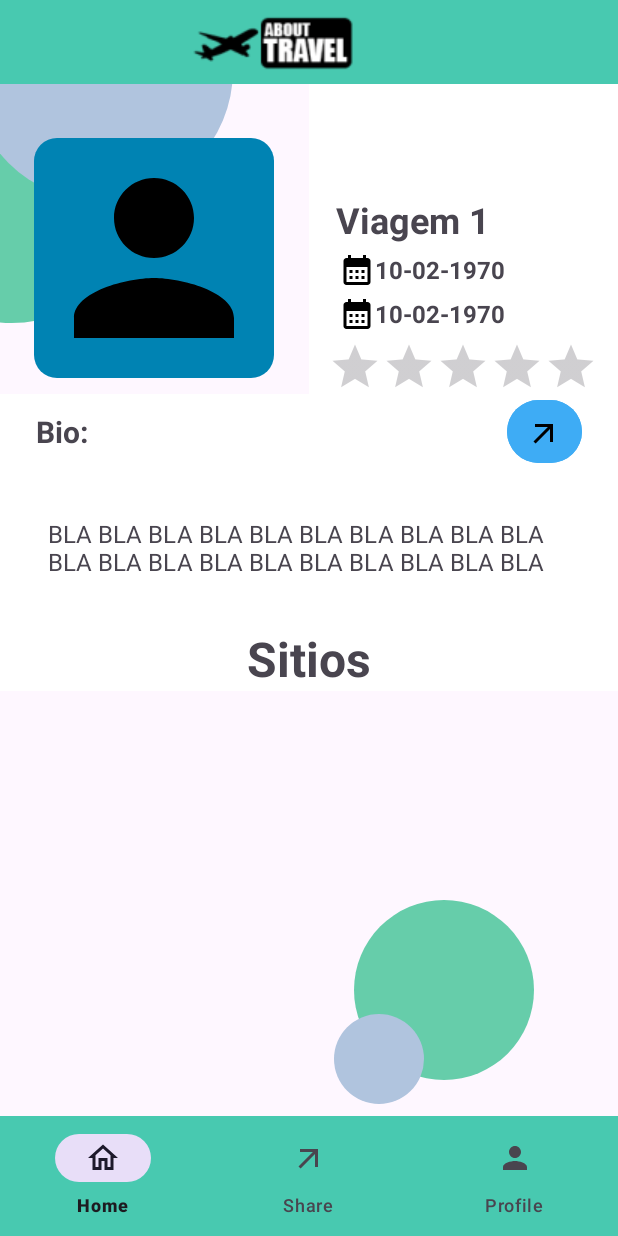
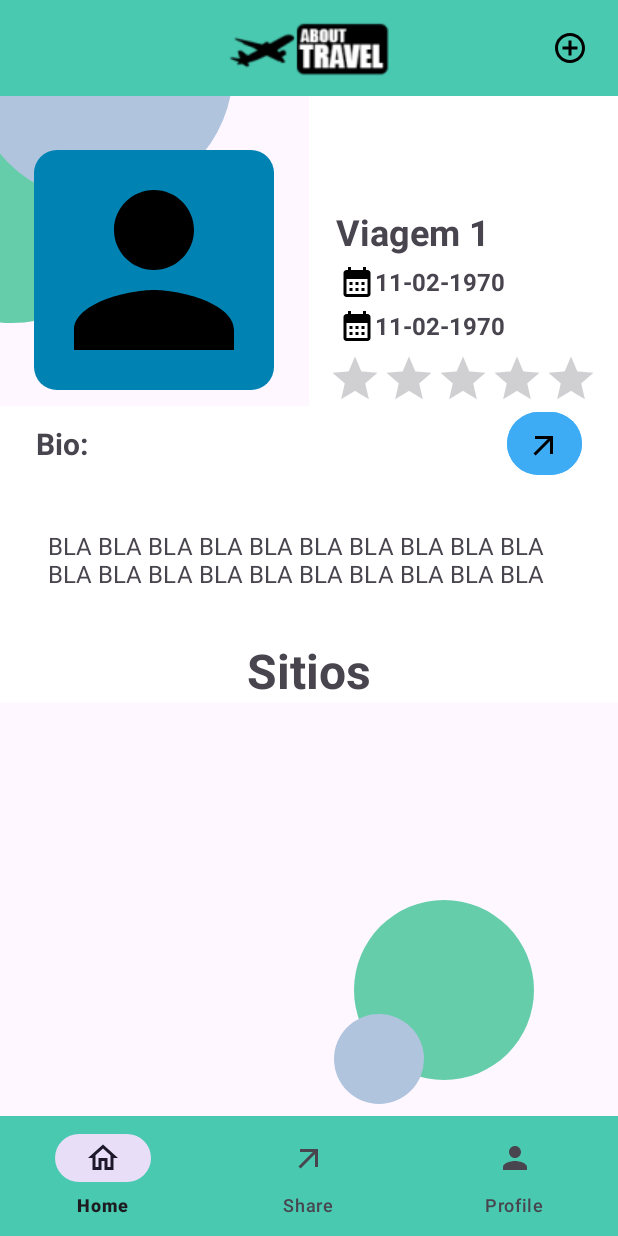
Before and after one commit to Fonntes/AboutTravel, an Android app: the fragment ViewTravelFragment placed in its activity, on a phone screen of 412 x 824 dp. Run offline under Robolectric (Android 15) with nearby library versions, the phone set to English and light mode, and no system bars; our stand-ins replace Picasso, Room's generated code; pictures from the network do not load; 4 statements that could not run were skipped.

```diff
--- a/app/build.gradle.kts
+++ b/app/build.gradle.kts
@@ -104,7 +104,7 @@ dependencies {
     implementation ("androidx.navigation:navigation-ui-ktx:2.3.5")
 
 
-
+    implementation ("androidx.lifecycle:lifecycle-viewmodel-ktx:2.4.0")
     implementation ("com.squareup.picasso:picasso:2.71828")
 
 
--- a/app/src/main/java/com/example/abouttravel/data/dao/LocationDao.kt
+++ b/app/src/main/java/com/example/abouttravel/data/dao/LocationDao.kt
@@ -12,7 +12,7 @@ import com.example.abouttravel.data.entities.Local
 interface LocationDao {
 
     @Insert
-    suspend fun insertLocation(local: Local): Long
+    suspend fun insertLocation(local: Local)
 
     @Query("SELECT * FROM locations")
     fun getAllLocations(): LiveData<List<Local>>
@@ -27,5 +27,5 @@ interface LocationDao {
     suspend fun deleteLocation(local: Local)
 
     @Query("SELECT * FROM locations WHERE trip_id = :tripId")
-    fun getLocationsForTrip(tripId: Int): List<Local>
+    fun getLocationsForTrip(tripId: Int): LiveData<List<Local>>
 }
--- a/app/src/main/java/com/example/abouttravel/data/db/AboutTravelDataBase.kt
+++ b/app/src/main/java/com/example/abouttravel/data/db/AboutTravelDataBase.kt
@@ -5,6 +5,7 @@ import androidx.room.Database
 import androidx.room.Room
 import androidx.room.RoomDatabase
 import androidx.room.TypeConverters
+import com.example.abouttravel.data.converters.Converters
 import com.example.abouttravel.data.dao.LocalTypeDao
 import com.example.abouttravel.data.dao.LocationDao
 import com.example.abouttravel.data.dao.MediaDao
@@ -22,8 +23,8 @@ import com.example.abouttravel.data.entities.UserLocalRatings
 import com.example.abouttravel.data.entities.UserTripRatings
 import com.example.abouttravel.data.entities.UserTripShared
 
-@Database(entities = [Trip::class, Local::class, LocalType::class, Media::class ,Session::class, UserTripShared::class, UserTripRatings::class, UserLocalRatings::class ], version = 4)
-@TypeConverters(Converters::class)
+@Database(entities = [Trip::class, Local::class, LocalType::class, Media::class, Session::class, UserTripShared::class, UserTripRatings::class, UserLocalRatings::class], version = 5)
+@TypeConverters(Converters::class) // Registrar o TypeConverter aqui
 abstract class AboutTravelDataBase : RoomDatabase() {
     abstract fun tripDao(): TripDao
     abstract fun locationDao(): LocationDao
--- a/app/src/main/java/com/example/abouttravel/data/repository/LocalTypeRepository.kt
+++ b/app/src/main/java/com/example/abouttravel/data/repository/LocalTypeRepository.kt
@@ -8,8 +8,8 @@ class LocalTypeRepository( private val localTypeDao: LocalTypeDao) {
 
     val allLocalTypes: LiveData<List<LocalType>> = localTypeDao.getAllLocalTypes()
 
-    suspend fun insert(localType: LocalType) {
-        localTypeDao.insertLocalType(localType)
+    suspend fun insert(localType: LocalType): Long {
+        return localTypeDao.insertLocalType(localType)
     }
 
     suspend fun update(localType: LocalType) {
--- a/app/src/main/java/com/example/abouttravel/data/repository/LocationRepository.kt
+++ b/app/src/main/java/com/example/abouttravel/data/repository/LocationRepository.kt
@@ -20,7 +20,7 @@ class LocationRepository(private val locationDao: LocationDao) {
         locationDao.deleteLocation(local)
     }
 
-    fun getLocationsForTrip(tripId: Int): List<Local> {
+    fun getLocationsForTrip(tripId: Int): LiveData<List<Local>> {
         return locationDao.getLocationsForTrip(tripId)
     }
 }
--- a/app/src/main/java/com/example/abouttravel/data/service/LocalTypeService.kt
+++ b/app/src/main/java/com/example/abouttravel/data/service/LocalTypeService.kt
@@ -7,8 +7,8 @@ class LocalTypeService(private val localTypeRepository: LocalTypeRepository) {
 
     val allLocalTypes = localTypeRepository.allLocalTypes
 
-    suspend fun insert(localType: LocalType) {
-        localTypeRepository.insert(localType)
+    suspend fun insert(localType: LocalType): Long {
+        return localTypeRepository.insert(localType)
     }
 
     suspend fun update(localType: LocalType) {
--- a/app/src/main/java/com/example/abouttravel/data/service/LocationService.kt
+++ b/app/src/main/java/com/example/abouttravel/data/service/LocationService.kt
@@ -1,5 +1,6 @@
 package com.example.abouttravel.data.service
 
+import androidx.lifecycle.LiveData
 import com.example.abouttravel.data.entities.Local
 import com.example.abouttravel.data.repository.LocationRepository
 
@@ -19,7 +20,7 @@ class LocationService(private val locationRepository: LocationRepository) {
         locationRepository.delete(local)
     }
 
-    fun getLocationsForTrip(tripId: Int): List<Local> {
+    fun getLocationsForTrip(tripId: Int): LiveData<List<Local>> {
         return locationRepository.getLocationsForTrip(tripId)
     }
 }
--- a/app/src/main/java/com/example/abouttravel/data/vm/LocalTypeViewModel.kt
+++ b/app/src/main/java/com/example/abouttravel/data/vm/LocalTypeViewModel.kt
@@ -22,8 +22,8 @@ class LocalTypeViewModel(application: Application) : AndroidViewModel(applicatio
         allLocalTypes = localTypeService.allLocalTypes
     }
 
-    fun insert(localType: LocalType) = viewModelScope.launch {
-        localTypeService.insert(localType)
+    suspend fun insert(localType: LocalType): Long {
+        return localTypeService.insert(localType)
     }
 
     fun update(localType: LocalType) = viewModelScope.launch {
--- a/app/src/main/java/com/example/abouttravel/pages/travel/ViewTravelFragment.kt
+++ b/app/src/main/java/com/example/abouttravel/pages/travel/ViewTravelFragment.kt
@@ -4,16 +4,16 @@ import android.os.Bundle
 import android.view.LayoutInflater
 import android.view.View
 import android.view.ViewGroup
+import android.widget.ImageView
 import androidx.fragment.app.Fragment
+import androidx.lifecycle.ViewModelProvider
 import androidx.navigation.fragment.findNavController
 import androidx.navigation.fragment.navArgs
 import androidx.recyclerview.widget.LinearLayoutManager
 import com.example.abouttravel.R
 import com.example.abouttravel.adapters.LocalAdapter
-import com.example.abouttravel.data.entities.Local
-import com.example.abouttravel.data.entities.Media
 import com.example.abouttravel.data.entities.Trip
-import com.example.abouttravel.data.entities.UserLocalRatings
+import com.example.abouttravel.data.vm.LocationViewModel
 import com.example.abouttravel.databinding.FragmentViewTravelBinding
 import com.google.android.material.bottomnavigation.BottomNavigationView
 import java.text.SimpleDateFormat
@@ -23,6 +23,7 @@ class ViewTravelFragment : Fragment() {
 
     private lateinit var binding: FragmentViewTravelBinding
     private val args: ViewTravelFragmentArgs by navArgs() // Recebe os argumentos
+    private lateinit var locationViewModel: LocationViewModel // ViewModel para locais
 
     override fun onCreateView(
         inflater: LayoutInflater, container: ViewGroup?,
@@ -31,10 +32,14 @@ class ViewTravelFragment : Fragment() {
         binding = FragmentViewTravelBinding.inflate(inflater, container, false)
         val view = binding.root
 
-        val trip = args.trip // Obtem os dados da viagem dos argumentos
+        val trip = args.trip // Obtém os dados da viagem dos argumentos
         displayTripDetails(trip)
 
-        initRecyclerView()
+        // Inicializa o ViewModel usando ViewModelProvider
+        locationViewModel = ViewModelProvider(this).get(LocationViewModel::class.java)
+
+        // Inicializa o RecyclerView com os locais da viagem
+        initRecyclerView(trip)
 
         val bottomNavigationView = view.findViewById<BottomNavigationView>(R.id.navbar)
         bottomNavigationView.setOnItemSelectedListener { item ->
@@ -55,10 +60,17 @@ class ViewTravelFragment : Fragment() {
             }
         }
 
+        val addPlaceButton = view.findViewById<ImageView>(R.id.addPlace)
+        addPlaceButton.setOnClickListener {
+            val action = ViewTravelFragmentDirections.actionViewTravelFragmentToCreatePlacesFragment(trip)
+            findNavController().navigate(action)
+        }
+
         return view
     }
 
     private fun displayTripDetails(trip: Trip) {
+        // Exibe os detalhes da viagem nos componentes de UI correspondentes
         binding.profileImage1.setImageResource(R.drawable.profile)
         binding.tripTitle.text = trip.title
         binding.tripLocation.text = trip.location
@@ -72,13 +84,15 @@ class ViewTravelFragment : Fragment() {
         binding.tripDescription.text = trip.description
     }
 
-    private fun initRecyclerView() {
-        val locals: List<Local> = listOf()
-        val media: List<Media> = listOf()
-        val ratings: List<UserLocalRatings> = listOf()
-
-        binding.recyclerView.layoutManager = LinearLayoutManager(requireContext())
-        binding.recyclerView.setHasFixedSize(true)
-        binding.recyclerView.adapter = LocalAdapter(locals, media, ratings)
+    private fun initRecyclerView(trip: Trip) {
+        // Observa os locais associados à viagem do ViewModel
+        locationViewModel.getLocationsForTrip(trip.id).observe(viewLifecycleOwner) { locals ->
+            locals?.let {
+                // Configura o RecyclerView com os locais obtidos
+                binding.recyclerView.layoutManager = LinearLayoutManager(requireContext())
+                binding.recyclerView.setHasFixedSize(true)
+                binding.recyclerView.adapter = LocalAdapter(it, emptyList(), emptyList())
+            }
+        }
     }
 }
--- a/app/src/main/res/layout/fragment_view_travel.xml
+++ b/app/src/main/res/layout/fragment_view_travel.xml
@@ -25,7 +25,7 @@
                 android:layout_width="match_parent"
                 android:layout_height="wrap_content">
 
-                <Toolbar
+                <androidx.appcompat.widget.Toolbar
                     android:id="@+id/toolbar"
                     android:layout_width="match_parent"
                     android:layout_height="wrap_content"
@@ -41,16 +41,26 @@
                     android:layout_width="0dp"
                     android:layout_height="0dp"
                     android:layout_marginHorizontal="16dp"
-                    android:layout_marginEnd="48dp"
+                    android:layout_marginStart="44dp"
                     android:scaleType="center"
                     android:scaleX="1.5"
                     android:scaleY="1.5"
                     android:src="@mipmap/logo_3_foreground"
                     app:layout_constraintBottom_toBottomOf="parent"
-                    app:layout_constraintEnd_toEndOf="@+id/toolbar"
-                    app:layout_constraintStart_toStartOf="parent"
+                    app:layout_constraintEnd_toStartOf="@+id/addPlace"
+                    app:layout_constraintStart_toStartOf="@+id/toolbar"
                     app:layout_constraintTop_toTopOf="parent"
                     app:layout_constraintVertical_bias="0.0" />
+
+                <ImageView
+                    android:id="@+id/addPlace"
+                    android:layout_width="wrap_content"
+                    android:layout_height="wrap_content"
+                    android:layout_marginEnd="20dp"
+                    android:src="@drawable/add"
+                    app:layout_constraintBottom_toBottomOf="parent"
+                    app:layout_constraintEnd_toEndOf="parent"
+                    app:layout_constraintTop_toTopOf="parent" />
 
             </androidx.constraintlayout.widget.ConstraintLayout>
 
--- a/app/src/main/res/navigation/navigationhome.xml
+++ b/app/src/main/res/navigation/navigationhome.xml
@@ -81,6 +81,13 @@
         <action
             android:id="@+id/action_viewTravelFragment_to_homeFragment"
             app:destination="@id/homeFragment" />
+        <action
+            android:id="@+id/action_viewTravelFragment_to_createPlacesFragment"
+            app:destination="@id/createPlacesFragment">
+            <argument
+                android:name="trip"
+                app:argType="com.example.abouttravel.data.entities.Trip"/>
+        </action>
     </fragment>
     <fragment
         android:id="@+id/createTravelFragment"
@@ -96,6 +103,9 @@
         <action
             android:id="@+id/action_createTravelFragment_to_profileFragment"
             app:destination="@id/profileFragment" />
+        <action
+            android:id="@+id/action_createTravelFragment_to_createPlacesFragment2"
+            app:destination="@id/createPlacesFragment" />
     </fragment>
     <fragment
         android:id="@+id/definitionFragment"
@@ -137,4 +147,22 @@
             android:id="@+id/action_languageFragment_to_definitionFragment"
             app:destination="@id/definitionFragment" />
     </fragment>
+    <fragment
+        android:id="@+id/createPlacesFragment"
+        android:name="com.example.abouttravel.pages.travel.CreatePlacesFragment"
+        android:label="CreatePlacesFragment" >
+        <argument
+            android:name="trip"
+            app:argType="com.example.abouttravel.data.entities.Trip"/>
+        <action
+            android:id="@+id/action_createPlacesFragment_to_shareFragment"
+            app:destination="@id/shareFragment" />
+        <action
+            android:id="@+id/action_createPlacesFragment_to_homeFragment"
+            app:destination="@id/homeFragment" />
+        <action
+            android:id="@+id/action_createPlacesFragment_to_profileFragment"
+            app:destination="@id/profileFragment" />
+    </fragment>
+
 </navigation>
```
Also changed, not shown: app/src/main/java/com/example/abouttravel/data/TypeConverter.kt (added, +43 -0 lines), app/src/main/java/com/example/abouttravel/data/entities/Trip.kt (+4 -4 lines), app/src/main/java/com/example/abouttravel/data/vm/LocationViewModel.kt (+17 -11 lines), app/src/main/java/com/example/abouttravel/pages/authentication/LoginFragment.kt (+35 -13 lines), app/src/main/java/com/example/abouttravel/pages/travel/CreatePlacesFragment.kt (added, +144 -0 lines), app/src/main/res/layout/fragment_create_places.xml (added, +202 -0 lines), app/src/main/res/values/strings.xml (+4 -3 lines), 1 other file.
